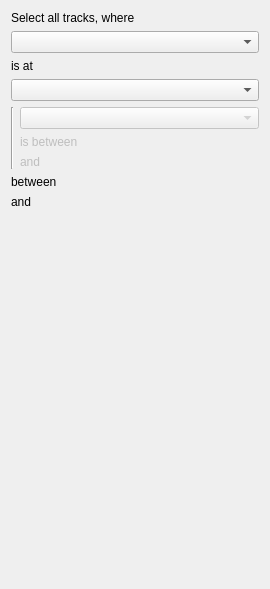
corbett/parastro, file pqTrackFilter2Panel.ui: the form before one commit.
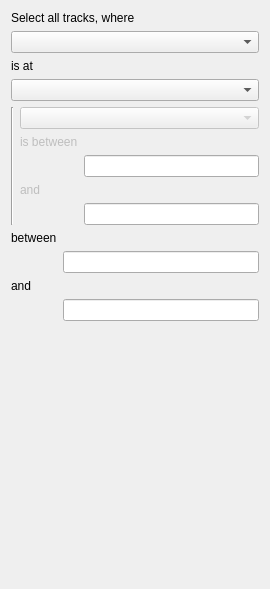
The form after the commit. Custom widgets are drawn as their Qt base class.

Commit message: trackfilter2 gui linked with sm and code

```diff
--- a/pqTrackFilter2Panel.ui
+++ b/pqTrackFilter2Panel.ui
@@ -64,7 +64,7 @@
            </property>
           </widget>
          </item>
-         <item row="1" column="0">
+         <item row="2" column="0">
           <widget class="QLabel" name="label_5">
            <property name="enabled">
             <bool>false</bool>
@@ -81,12 +81,18 @@
            </property>
           </widget>
          </item>
+         <item row="2" column="1">
+          <widget class="pqDoubleRangeWidget" name="RestrictionHi" native="true">
+           <property name="enabled">
+            <bool>false</bool>
+           </property>
+          </widget>
+         </item>
+         <item row="3" column="1">
+          <widget class="QLineEdit" name="RestrictionHi_2"/>
+         </item>
          <item row="1" column="1">
-          <widget class="pqDoubleRangeWidget" name="restrictionHi" native="true">
-           <property name="enabled">
-            <bool>false</bool>
-           </property>
-          </widget>
+          <widget class="QLineEdit" name="RestrictionLow_2"/>
          </item>
         </layout>
        </item>
@@ -99,7 +105,7 @@
      <item row="0" column="1">
       <widget class="pqDoubleRangeWidget" name="FilterLow" native="true"/>
      </item>
-     <item row="1" column="1">
+     <item row="2" column="1">
       <widget class="pqDoubleRangeWidget" name="FilterHi" native="true"/>
      </item>
      <item row="0" column="0">
@@ -109,13 +115,19 @@
        </property>
       </widget>
      </item>
-     <item row="1" column="0">
+     <item row="2" column="0">
       <widget class="QLabel" name="label_6">
        <property name="text">
         <string>and</string>
        </property>
       </widget>
      </item>
+     <item row="3" column="1">
+      <widget class="QLineEdit" name="FilterHi_2"/>
+     </item>
+     <item row="1" column="1">
+      <widget class="QLineEdit" name="FilterLow_2"/>
+     </item>
     </layout>
    </item>
    <item row="6" column="0">
```
Left out of the diff: 2 changed lines with no effect on the pictures. The commit also changes 4 other files.
